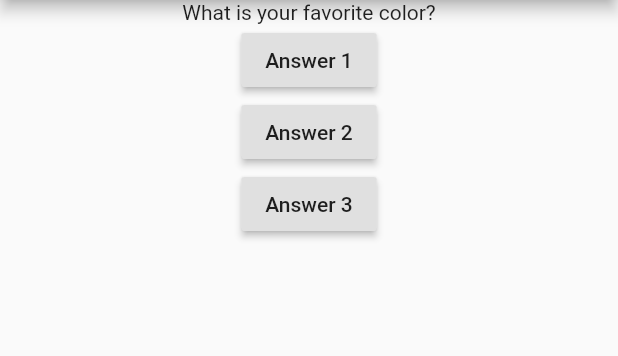
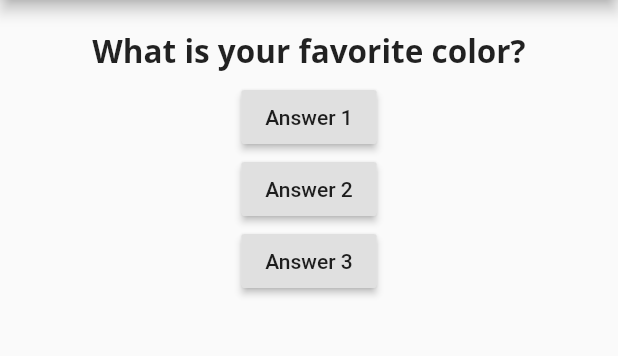
Before and after one commit to vsmengine/flutter_basics, a Flutter app: the screen it shows after launch, on a phone screen of 412 x 824 dp, the part 84-440 px from its top. Run offline on Flutter 3.47's test engine with Material 2 defaults, Android fonts, the phone set to English and light mode, and no system bars; Roboto replaces fonts that are missing (Open Sans).

Commit message:
first styling n layouting steps

```diff
--- a/lib/main.dart
+++ b/lib/main.dart
@@ -33,8 +33,7 @@ class _MyAppState extends State<MyApp> {
         appBar: AppBar(
           title: Text('Welcome to Flutter'),
         ),
-        body: Center(
-          child: Column(children: <Widget>[
+        body: Column(children: <Widget>[
           Question(questions.elementAt(_questionIndex)),
           RaisedButton(
             child: Text('Answer 1'),
@@ -46,7 +45,6 @@ class _MyAppState extends State<MyApp> {
             child: Text('Answer 3'),
             onPressed: _answer,),
         ],)
-        )
       ),
     );
   }
--- a/lib/question.dart
+++ b/lib/question.dart
@@ -6,6 +6,21 @@ class Question extends StatelessWidget {
 
   @override
   Widget build(BuildContext context) {
-    return Text(questionText);
+    return Container(
+      width: double.infinity,
+      margin: EdgeInsets.all(5),
+      padding: EdgeInsets.only(
+        top: 15,
+      ),
+      child: Text(
+        questionText,
+        style: TextStyle(
+          fontFamily: 'Open Sans',
+          fontSize: 21,
+          fontWeight: FontWeight.bold,
+        ),
+        textAlign: TextAlign.center,
+      )
+    );
   }
 }
```
Lines whose indentation alone changed are shown as unchanged.
